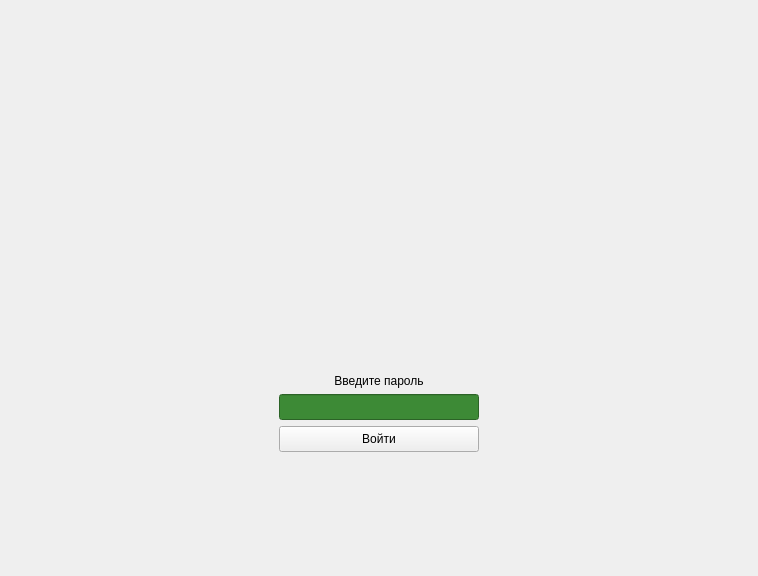
First picture: the form in ui/PasswdWaitPage.ui, repository m6v/sobol, before the edit.
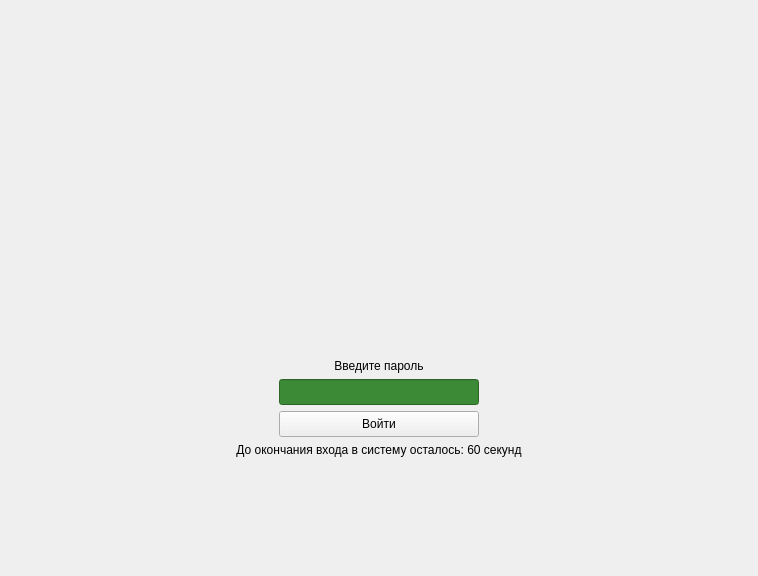
Second picture: the form after the edit.

Commit message: Remaining time labels have been realized

Patch:
```diff
--- a/ui/PasswdWaitPage.ui
+++ b/ui/PasswdWaitPage.ui
@@ -13,7 +13,7 @@
   <property name="windowTitle">
    <string>Form</string>
   </property>
-  <layout class="QGridLayout" name="gridLayout" rowstretch="3,0,1">
+  <layout class="QGridLayout" name="gridLayout" rowstretch="3,0,0,1">
    <property name="leftMargin">
     <number>0</number>
    </property>
@@ -132,7 +132,17 @@
      </property>
     </spacer>
    </item>
-   <item row="2" column="1">
+   <item row="2" column="0" colspan="3">
+    <widget class="QLabel" name="remaining_time_label">
+     <property name="text">
+      <string>До окончания входа в систему осталось: 60 секунд</string>
+     </property>
+     <property name="alignment">
+      <set>Qt::AlignCenter</set>
+     </property>
+    </widget>
+   </item>
+   <item row="3" column="1">
     <spacer name="verticalSpacer_2">
      <property name="orientation">
       <enum>Qt::Vertical</enum>
```
The commit also changes 4 other files.
